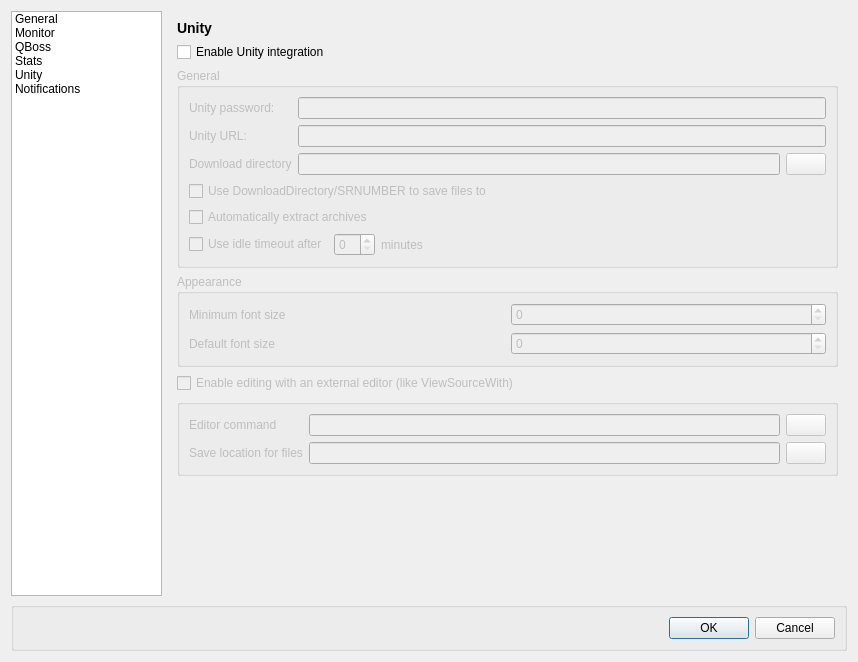
Above: ui/configdialog.ui from bochi/kueue before the change. Below: the same form after it.
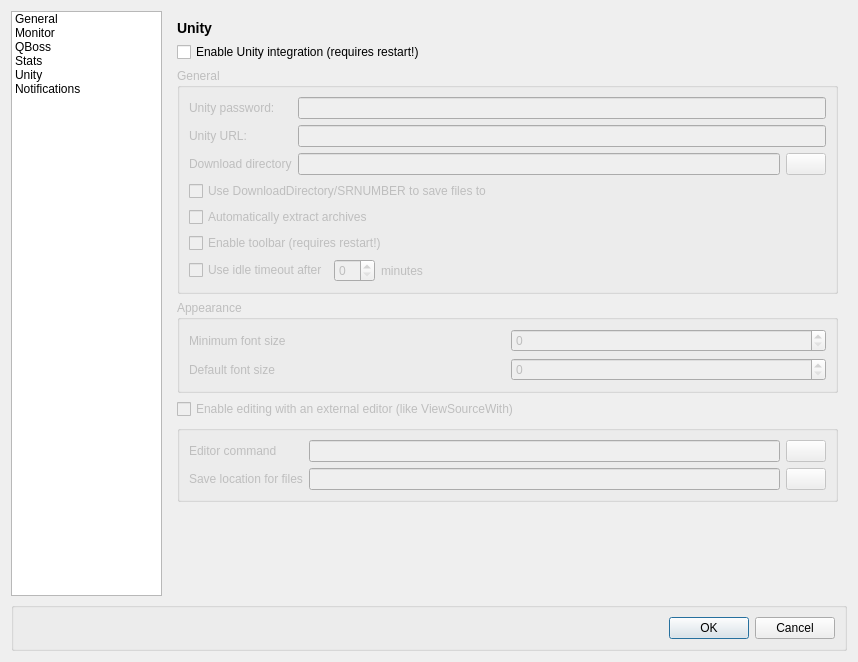
That is the form after the change. The open tabs and pages were chosen to show the change. Icons and pictures are not drawn.

```diff
--- a/ui/configdialog.ui
+++ b/ui/configdialog.ui
@@ -1026,7 +1026,7 @@
          <item row="1" column="0">
           <widget class="QCheckBox" name="cfg_unityEnabled">
            <property name="text">
-            <string>Enable Unity integration</string>
+            <string>Enable Unity integration (requires restart!)</string>
            </property>
           </widget>
          </item>
@@ -1102,7 +1102,7 @@
               </property>
              </widget>
             </item>
-            <item row="3" column="0">
+            <item row="4" column="0">
              <layout class="QHBoxLayout" name="horizontalLayout_4">
               <item>
                <widget class="QCheckBox" name="cfg_useIdleTimeout">
@@ -1145,6 +1145,13 @@
               </item>
              </layout>
             </item>
+            <item row="3" column="0">
+             <widget class="QCheckBox" name="cfg_toolbarEnabled">
+              <property name="text">
+               <string>Enable toolbar (requires restart!)</string>
+              </property>
+             </widget>
+            </item>
            </layout>
           </widget>
          </item>
```
